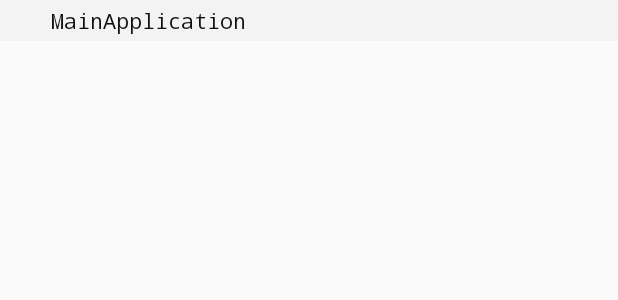
After one commit to darekbx/CARI, an Android app: the layout adapter_database_name.xml on its own in the app's theme, with its tools: preview values and no code run, on a phone screen of 412 x 824 dp. The commit adds this screen. Shown: the top 300 px of the screen. Run offline under Robolectric (Android 15) with nearby library versions, the phone set to English and light mode, and no system bars.

Commit message:
Added databases and tables view

```diff
--- /dev/null
+++ b/cari-sdk/src/main/java/com/darekbx/cari/sdk/internal/bubble/database/model/DatabaseItem.kt
@@ -0,0 +1,3 @@
+package com.darekbx.cari.sdk.internal.bubble.database.model
+
+class DatabaseItem(val database: String, val tables: List<String>)
--- /dev/null
+++ b/cari-sdk/src/main/res/layout/adapter_database_name.xml
@@ -0,0 +1,21 @@
+<?xml version="1.0" encoding="utf-8"?>
+<LinearLayout
+    xmlns:android="http://schemas.android.com/apk/res/android"
+    xmlns:tools="http://schemas.android.com/tools"
+    android:orientation="horizontal"
+    android:layout_width="match_parent"
+    android:layout_height="wrap_content"
+    android:background="#1999">
+    <TextView
+        android:id="@+id/database_name"
+        android:layout_width="match_parent"
+        android:layout_height="wrap_content"
+        android:lines="1"
+        android:typeface="monospace"
+        android:textColor="#111"
+        android:layout_marginStart="30dp"
+        android:padding="4dp"
+        tools:text="MainApplication"
+        android:ellipsize="end"
+        />
+</LinearLayout>
--- a/cari-sdk/src/main/res/values/strings.xml
+++ b/cari-sdk/src/main/res/values/strings.xml
@@ -3,4 +3,5 @@
     <string name="bubble_title">CARI Bubble</string>
     <string name="please_select">Please select a resource from the bottom menu</string>
     <string name="preferences_tree_title">Preferences</string>
+    <string name="databases_tree_title">Databases</string>
 </resources>
```
Also changed, not shown: cari-sdk/src/main/java/com/darekbx/cari/sdk/internal/bubble/BubbleActivity.kt (+13 -1 lines), cari-sdk/src/main/java/com/darekbx/cari/sdk/internal/bubble/database/DatabaseParser.kt (added, +18 -0 lines), cari-sdk/src/main/java/com/darekbx/cari/sdk/internal/bubble/database/DatabasesAdapter.kt (added, +60 -0 lines), cari-sdk/src/main/res/layout-v23/activity_bubble.xml (+27 -0 lines), cari-sdk/src/main/res/layout/adapter_table_name.xml (added, +20 -0 lines).
